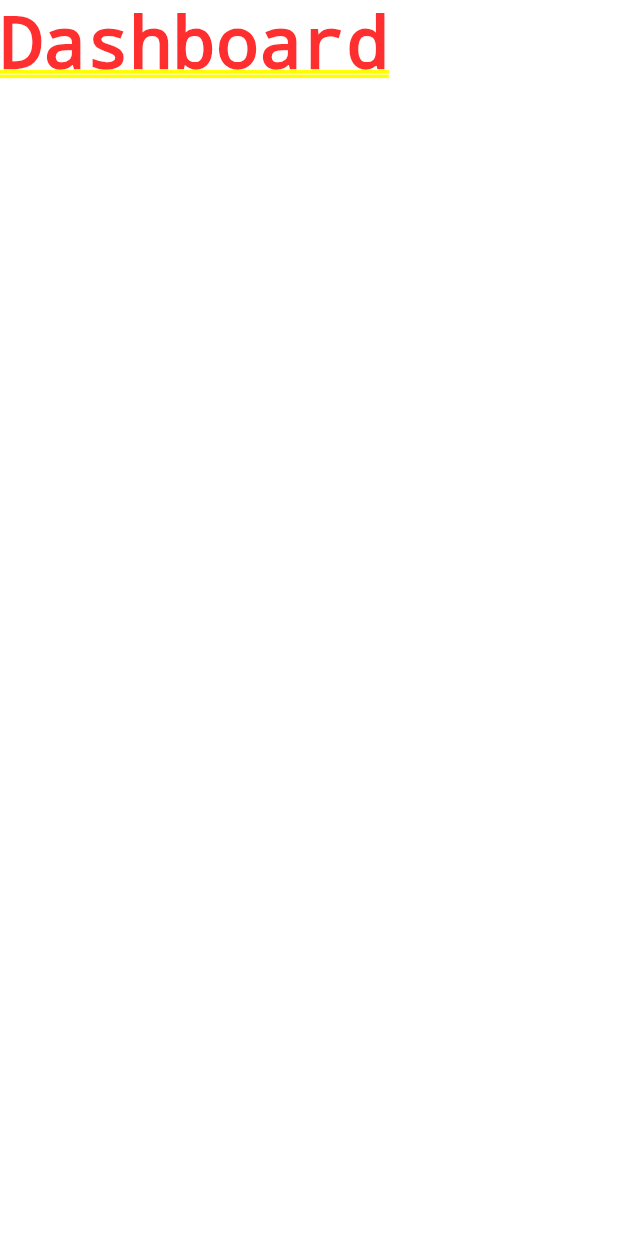
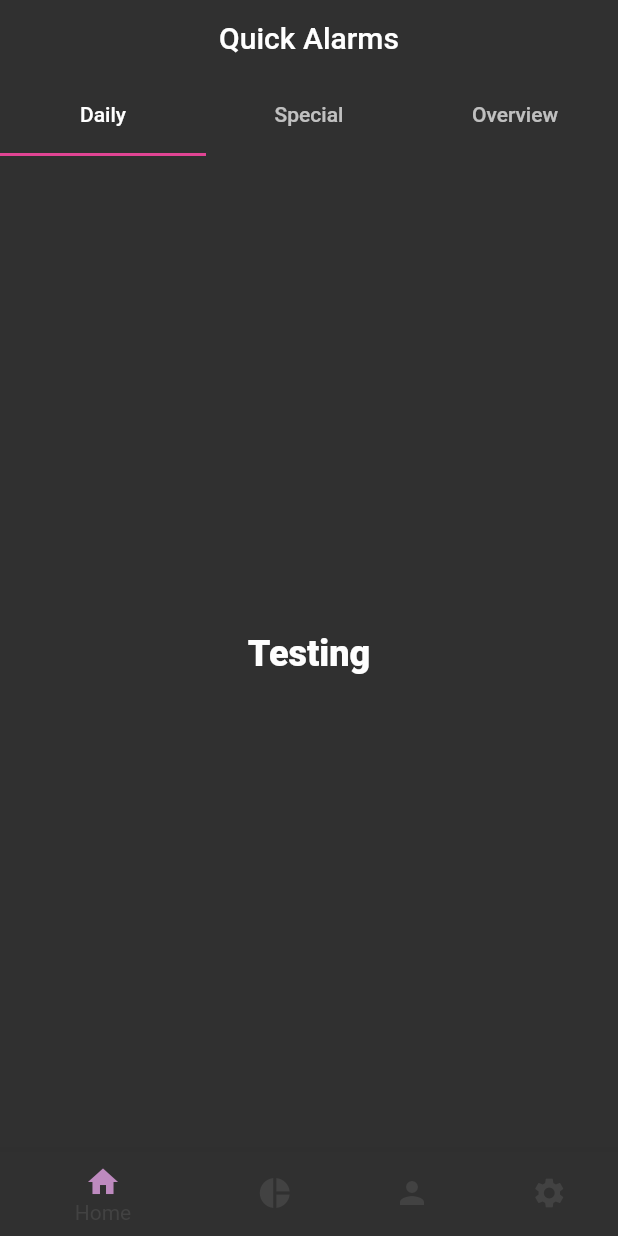
Before and after one commit to SowingFiber/quick-alarms, a Flutter app: the screen it shows after launch, on a phone screen of 412 x 824 dp. Run offline on Flutter 3.47's test engine with Material 2 defaults, Android fonts, the phone set to English and light mode, and no system bars; our stand-ins replace google_fonts.

Commit message:
Structural UI

```diff
--- /dev/null
+++ b/lib/_dashboard/components/widgets/test_widget.dart
@@ -0,0 +1,16 @@
+import 'package:flutter/material.dart';
+import 'package:quick_alarms/constants/text_styles.dart';
+
+class Test extends StatefulWidget {
+  @override
+  _TestState createState() => _TestState();
+}
+
+class _TestState extends State<Test> {
+  @override
+  Widget build(BuildContext context) {
+    return Container(
+      child: Center(child: Text('Testing', style: headlineText,)),
+    );
+  }
+}
--- a/lib/_dashboard/dashboard.dart
+++ b/lib/_dashboard/dashboard.dart
@@ -1,4 +1,7 @@
 import 'package:flutter/material.dart';
+import 'package:google_fonts/google_fonts.dart';
+import 'package:quick_alarms/constants/UI_Consts.dart';
+import 'package:quick_alarms/constants/dash_screen_list.dart';
 
 class Dashboard extends StatefulWidget {
   @override
@@ -6,10 +9,25 @@ class Dashboard extends StatefulWidget {
 }
 
 class _DashboardState extends State<Dashboard> {
+  var selectedScreen = 0;
+
   @override
   Widget build(BuildContext context) {
-    return Container(
-      child: Text('Dashboard'),
+    return Scaffold(
+      body: DASHBOARDSCREEN[selectedScreen],
+      bottomNavigationBar: BottomNavigationBar(
+        selectedIconTheme: IconThemeData(
+          color: kSecondaryColor,
+        ),
+        backgroundColor: kMatteColor,
+        currentIndex: selectedScreen,
+        items: BOTTOMBARITEMS,
+        onTap:(value){
+          setState(() {
+            selectedScreen = value;
+          });
+        },
+      ),
     );
   }
 }
--- /dev/null
+++ b/lib/_dashboard/screens/home.dart
@@ -0,0 +1,33 @@
+import 'package:flutter/material.dart';
+import 'package:quick_alarms/_dashboard/components/widgets/test_widget.dart';
+import 'package:quick_alarms/_dashboard/screens/home_components/home_tab_list.dart';
+import 'package:quick_alarms/constants/UI_Consts.dart';
+
+class Home extends StatefulWidget {
+  @override
+  _HomeState createState() => _HomeState();
+}
+
+class _HomeState extends State<Home> {
+  @override
+  Widget build(BuildContext context) {
+    return  DefaultTabController(
+      length: 3,
+      child: Scaffold(
+        appBar: AppBar(
+          backgroundColor: kMatteColor,
+          elevation: 0.0,
+          title: Center(child: Text('Quick Alarms')),
+          bottom: TabBar(
+            tabs: HOMETABSLIST,
+          ),
+        ),
+        //TODO: I'll add the toobar with pages here
+        //TODO: There are three, [Daily], [Special] & [Overview]
+        body: TabBarView(
+          children: <Widget>[Test(), Test(), Test()],
+        ),
+      ),
+    );
+  }
+}
--- /dev/null
+++ b/lib/_dashboard/screens/home_components/home_tab_list.dart
@@ -0,0 +1,16 @@
+import 'package:flutter/material.dart';
+
+const HOMETABSLIST = <Widget>[
+  Padding(
+    padding: const EdgeInsets.all(18.0),
+    child: Text('Daily'),
+  ),
+  Padding(
+    padding: const EdgeInsets.all(18.0),
+    child: Text('Special'),
+  ),
+  Padding(
+    padding: const EdgeInsets.all(18.0),
+    child: Text('Overview'),
+  ),
+];
--- /dev/null
+++ b/lib/constants/dash_screen_list.dart
@@ -0,0 +1,40 @@
+import 'package:flutter/material.dart';
+import 'package:google_fonts/google_fonts.dart';
+import 'package:quick_alarms/_dashboard/components/widgets/test_widget.dart';
+import 'package:quick_alarms/_dashboard/screens/home.dart';
+import 'package:quick_alarms/constants/UI_Consts.dart';
+import 'package:quick_alarms/constants/text_styles.dart';
+
+var BOTTOMBARITEMS = <BottomNavigationBarItem>[
+  BottomNavigationBarItem(
+      icon: Icon(Icons.home),
+      title: Text('Home',
+        style: bottomNavigation
+      ),
+  ),
+  BottomNavigationBarItem(
+      icon: Icon(Icons.pie_chart),
+      title: Text('Graph',
+          style: bottomNavigation
+      )
+  ),
+  BottomNavigationBarItem(
+      icon: Icon(Icons.person),
+      title: Text('Profile',
+          style: bottomNavigation
+      )
+  ),
+  BottomNavigationBarItem(
+      icon: Icon(Icons.settings),
+      title: Text('Settings',
+          style: bottomNavigation
+      )
+  )
+];
+
+var DASHBOARDSCREEN = <Widget>[
+  Home(),
+  Test(),
+  Test(),
+  Test(),
+];
--- /dev/null
+++ b/lib/constants/text_styles.dart
@@ -0,0 +1,13 @@
+import 'package:flutter/material.dart';
+import 'package:google_fonts/google_fonts.dart';
+import 'package:quick_alarms/constants/UI_Consts.dart';
+
+const bottomNavigation = TextStyle(
+    color: kSecondaryColor
+);
+
+const headlineText = TextStyle(
+  color: kLight,
+  fontSize: 24.0,
+  fontWeight: FontWeight.w900,
+);
```
Also changed, not shown: lib/_dashboard/screens/home_components/daily.dart (added), lib/_dashboard/screens/home_components/overview.dart (added), lib/_dashboard/screens/home_components/special.dart (added), 1 other file.
